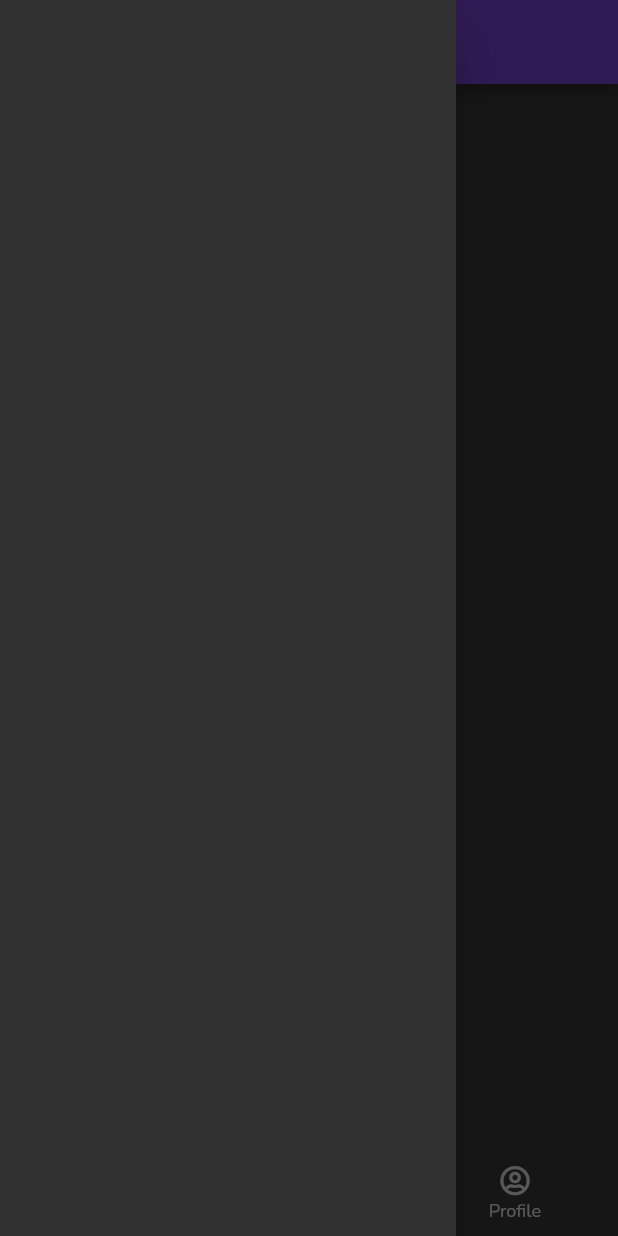
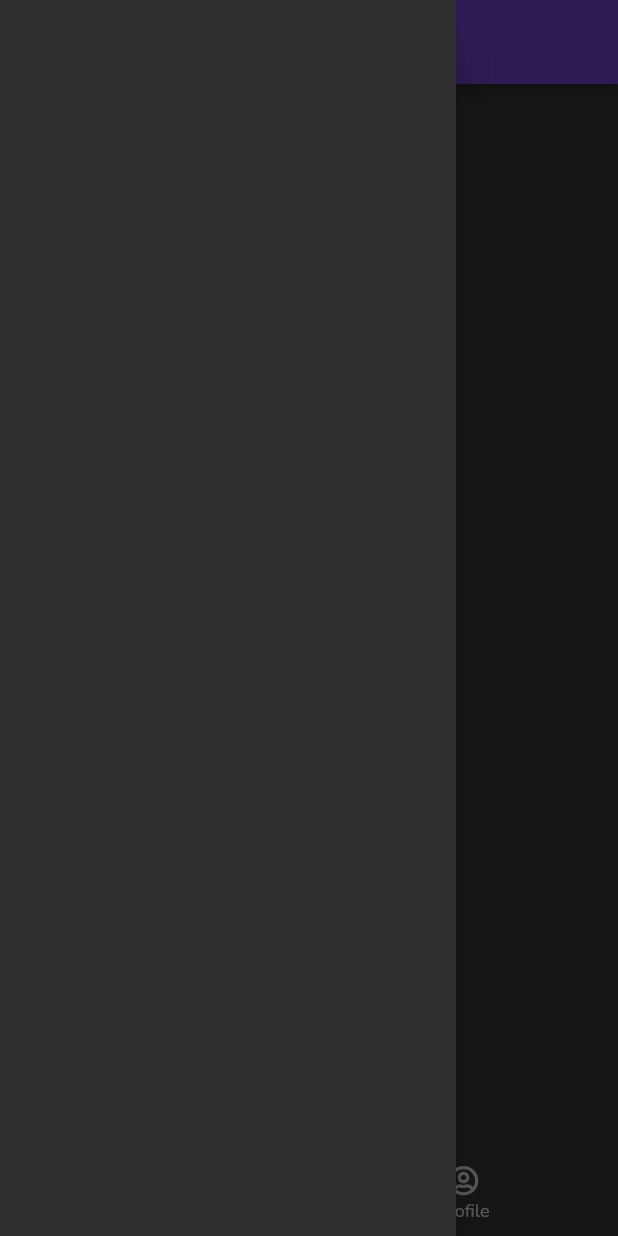
Before and after one commit to Ellipsoul/flutter-quizapp, a Flutter app: the screen it shows once a user with an empty profile is signed in, with the side drawer open, on a phone screen of 412 x 824 dp. Run offline on Flutter 3.47's test engine with Material 2 defaults, Android fonts, the light colour scheme and no system bars; our stand-ins replace cloud_firestore, firebase_auth, firebase_core, font_awesome_flutter, google_fonts, google_sign_in and 1 more; accounts and stored records are empty; network calls fail.

Commit message:
Removed unnecessary 'About' page

```diff
--- a/lib/routes.dart
+++ b/lib/routes.dart
@@ -1,4 +1,3 @@
-import 'package:quizapp/about/about.dart';
 import 'package:quizapp/profile/profile.dart';
 import 'package:quizapp/login/login.dart';
 import 'package:quizapp/topics/topics.dart';
@@ -10,5 +9,4 @@ var appRoutes = {
   '/login': (context) => const LoginScreen(),
   '/topics': (context) => const TopicsScreen(),
   '/profile': (context) => const ProfileScreen(),
-  '/about': (context) => const AboutScreen(),
 };
--- a/lib/shared/bottom_nav.dart
+++ b/lib/shared/bottom_nav.dart
@@ -19,13 +19,6 @@ class BottomNavBar extends StatelessWidget {
         ),
         BottomNavigationBarItem(
           icon: Icon(
-            FontAwesomeIcons.bolt,
-            size: 20,
-          ),
-          label: 'About',
-        ),
-        BottomNavigationBarItem(
-          icon: Icon(
             FontAwesomeIcons.userCircle,
             size: 20,
           ),
@@ -40,9 +33,6 @@ class BottomNavBar extends StatelessWidget {
           case 0:
             break; // Do nothing, we're already on topics
           case 1:
-            Navigator.pushNamed(context, '/about');
-            break;
-          case 2:
             Navigator.pushNamed(context, '/profile');
             break;
         }
--- a/pubspec.yaml
+++ b/pubspec.yaml
@@ -2,7 +2,7 @@ name: quizapp
 description: A new Flutter project.
 publish_to: 'none'
 
-version: 1.1.0
+version: 1.1.1
 
 # Synced with dependencies from Fireship tutorial
 
```
Also changed, not shown: lib/about/about.dart (deleted, +0 -18 lines).
